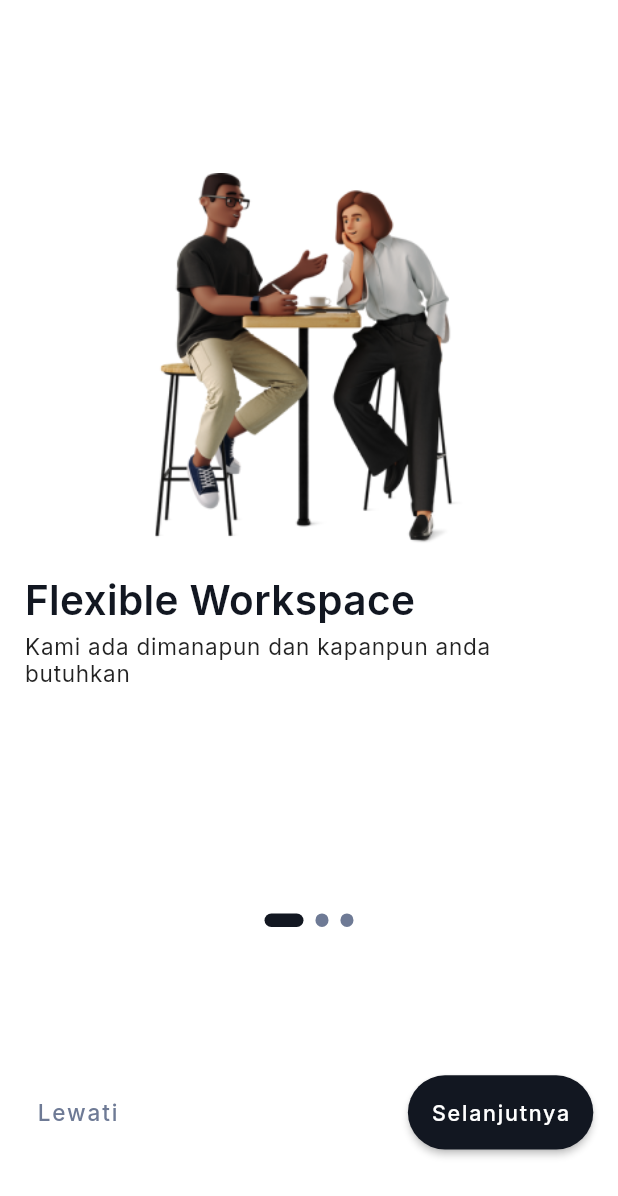
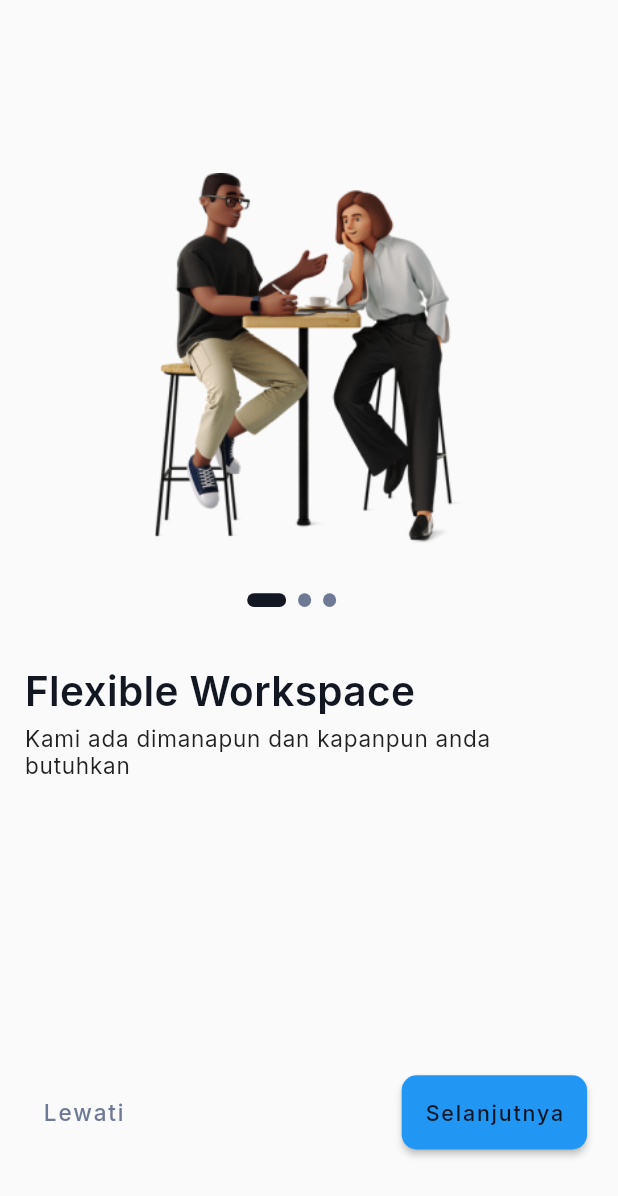
Before and after one commit to Kelompok3-Office-Booking/flutter, a Flutter app: the screen it shows after launch, after a tap on "Lewati", on a phone screen of 412 x 824 dp. Shown: the top 1196 px of the screen. Run offline on Flutter 3.47's test engine with Material 2 defaults, Android fonts, the phone set to English and light mode, and no system bars; drawn by our look-alikes of auto_size_text, smooth_page_indicator; our stand-ins replace animated_splash_screen, flutter_svg, google_fonts, page_transition; statements that could not run were skipped.

Commit message:
revisi onboarding

```diff
--- a/betterspace/lib/src/screen/landing/on_boarding_screen/on_boarding1.dart
+++ b/betterspace/lib/src/screen/landing/on_boarding_screen/on_boarding1.dart
@@ -11,7 +11,7 @@ class OnBoardingOne extends StatelessWidget {
     /// inisialisasi media query
     AdaptSize.size(context: context);
     return Scaffold(
-      backgroundColor: Colors.white,
+      backgroundColor: MyColor.whiteColor,
       body: Padding(
         padding: EdgeInsets.only(
             left: AdaptSize.screenWidth * .04,
@@ -30,7 +30,7 @@ class OnBoardingOne extends StatelessWidget {
               ),
             ),
             SizedBox(
-              height: AdaptSize.screenHeight * .026,
+              height: AdaptSize.screenHeight * .1,
             ),
             AutoSizeText(
               'Flexible Workspace',
--- a/betterspace/lib/src/screen/landing/on_boarding_screen/on_boarding2.dart
+++ b/betterspace/lib/src/screen/landing/on_boarding_screen/on_boarding2.dart
@@ -12,7 +12,7 @@ class OnBoardingTwo extends StatelessWidget {
     AdaptSize.size(context: context);
 
     return Scaffold(
-      backgroundColor: Colors.white,
+      backgroundColor: MyColor.whiteColor,
       body: Padding(
         padding: EdgeInsets.only(
             left: AdaptSize.screenWidth * .04,
@@ -31,7 +31,7 @@ class OnBoardingTwo extends StatelessWidget {
               ),
             ),
             SizedBox(
-              height: AdaptSize.screenHeight * .026,
+              height: AdaptSize.screenHeight * .1,
             ),
             AutoSizeText(
               'Cozy Workspace',
--- a/betterspace/lib/src/screen/landing/on_boarding_screen/on_boarding3.dart
+++ b/betterspace/lib/src/screen/landing/on_boarding_screen/on_boarding3.dart
@@ -12,7 +12,7 @@ class OnBoardingThree extends StatelessWidget {
     AdaptSize.size(context: context);
 
     return Scaffold(
-      backgroundColor: Colors.white,
+      backgroundColor: MyColor.whiteColor,
       body: Padding(
         padding: EdgeInsets.only(
             left: AdaptSize.screenWidth * .04,
@@ -31,7 +31,7 @@ class OnBoardingThree extends StatelessWidget {
               ),
             ),
             SizedBox(
-              height: AdaptSize.screenHeight * .026,
+              height: AdaptSize.screenHeight * .1,
             ),
             AutoSizeText(
               'Find Inspiration',
--- a/betterspace/lib/src/screen/landing/on_boarding_screen/on_boarding_view.dart
+++ b/betterspace/lib/src/screen/landing/on_boarding_screen/on_boarding_view.dart
@@ -3,9 +3,11 @@ import 'package:betterspace/src/screen/landing/on_boarding_screen/on_boarding2.d
 import 'package:betterspace/src/screen/landing/on_boarding_screen/on_boarding3.dart';
 import 'package:betterspace/src/utils/adapt_size.dart';
 import 'package:betterspace/src/utils/colors.dart';
+import 'package:betterspace/src/view_model/navigasi_view_model.dart';
 import 'package:betterspace/src/widget/widget/button_widget.dart';
 import 'package:betterspace/src/widget/widget/text_button_widget.dart';
 import 'package:flutter/material.dart';
+import 'package:provider/provider.dart';
 import 'package:smooth_page_indicator/smooth_page_indicator.dart';
 
 class OnBoardinView extends StatefulWidget {
@@ -38,29 +40,37 @@ class _OnBoardinViewState extends State<OnBoardinView> {
 
     return Stack(
       children: [
+        /// view
         PageView(
           controller: _pageController,
           children: _onBoardingPage,
         ),
+
+        /// animasi smooth indicator
+        Positioned(
+          top: AdaptSize.screenHeight * .48,
+          left: AdaptSize.screenWidth * .4,
+          right: AdaptSize.screenWidth * .4,
+          child: _buildIndicator(),
+        ),
+
+        /// button
         Positioned(
           bottom: AdaptSize.screenHeight * .07,
-          left: AdaptSize.screenWidth * .04,
-          right: AdaptSize.screenWidth * .04,
-          child: Column(
-            children: [
-              /// smooth page indicator
-              _buildIndicator(),
-              SizedBox(
-                height: AdaptSize.screenHeight * .12,
-              ),
-              Row(
+          left: AdaptSize.screenWidth * .05,
+          right: AdaptSize.screenWidth * .05,
+          child: Row(
             mainAxisAlignment: MainAxisAlignment.spaceEvenly,
             children: [
               /// skip
               TextButtonWidget(
                 text: 'Lewati',
                 fontColor: MyColor.grayLightColor,
-                    onPressed: () {},
+                onPressed: () {
+                  context
+                      .read<NavigasiViewModel>()
+                      .navigasiToLoginScreen(context);
+                },
               ),
 
               const Spacer(),
@@ -70,8 +80,8 @@ class _OnBoardinViewState extends State<OnBoardinView> {
                 onPressed: () {},
                 sizeWidth: AdaptSize.screenWidth * .3,
                 sizeheight: AdaptSize.screenHeight * .06,
-                    backgroundColor: MyColor.darkColor,
-                    borderRadius: BorderRadius.circular(40),
+                backgroundColor: MyColor.darkBlueColor,
+                borderRadius: BorderRadius.circular(10),
                 child: FittedBox(
                   fit: BoxFit.contain,
                   child: Text(
@@ -79,11 +89,9 @@ class _OnBoardinViewState extends State<OnBoardinView> {
                     style: Theme.of(context)
                         .textTheme
                         .button!
-                            .copyWith(color: Colors.white),
+                        .copyWith(color: MyColor.whiteColor),
                   ),
                 ),
-                  ),
-                ],
               ),
             ],
           ),
```
Lines whose indentation alone changed are shown as unchanged.
